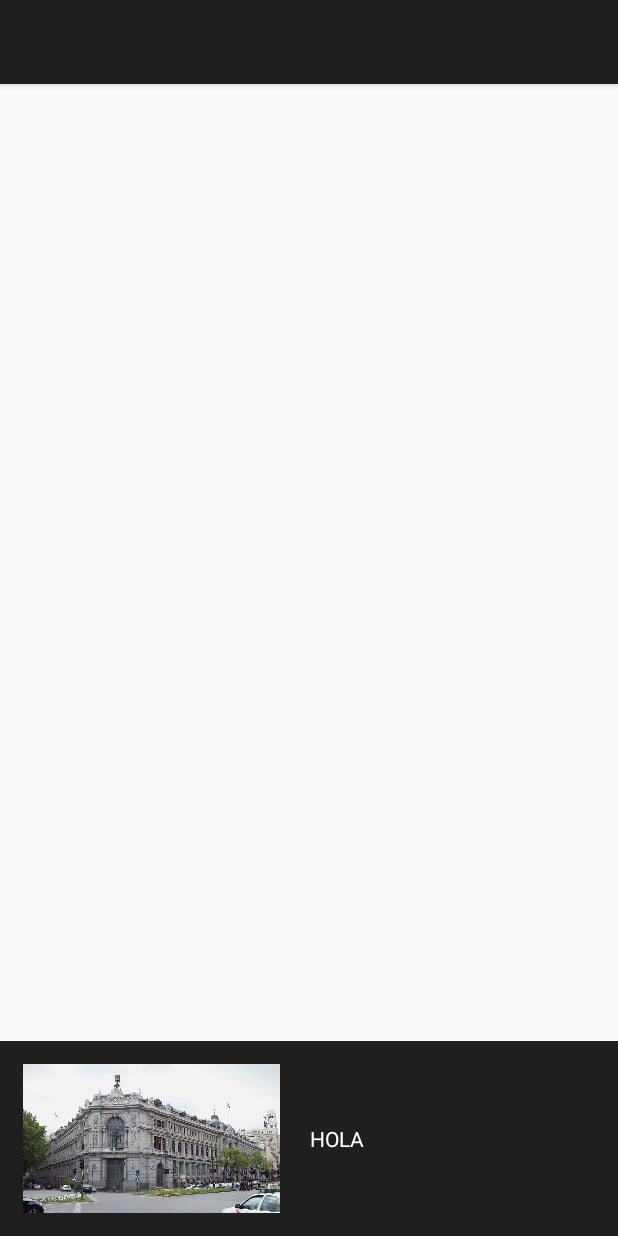
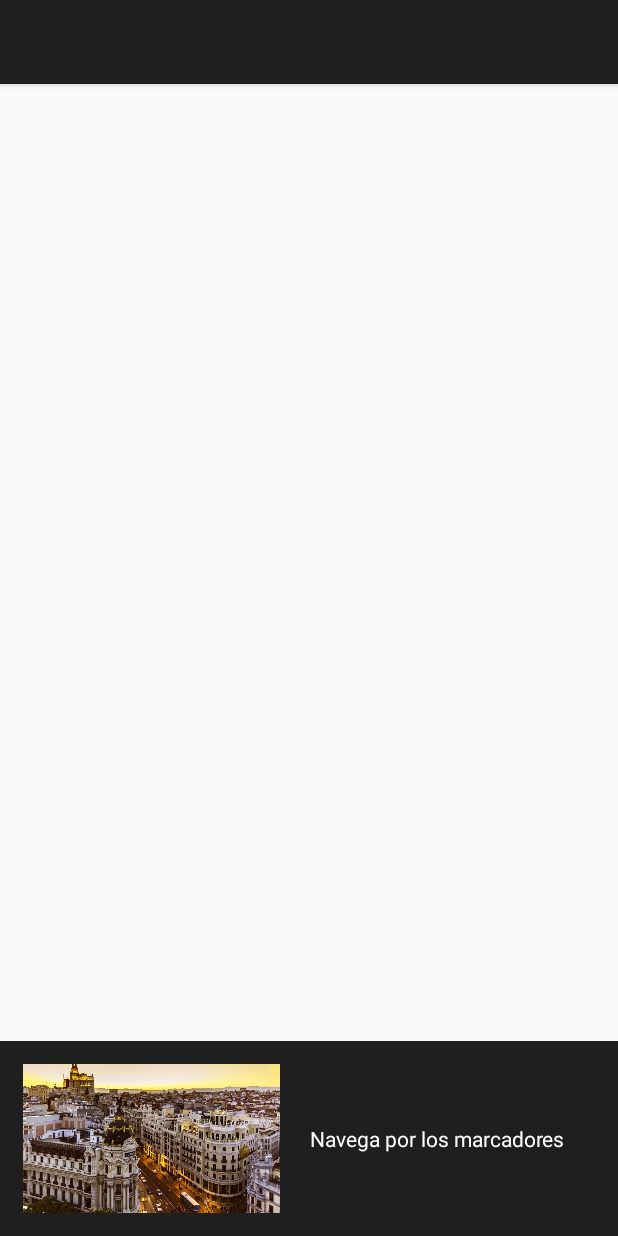
Before and after one commit to GynGyny/MadridEncantadaPFC, an Android app: the screen it shows after launch (PointMapActivity), after a tap on "MAPA", on a phone screen of 412 x 824 dp. Run offline under Robolectric (Android 15) with nearby library versions, the phone set to English and light mode, and no system bars; 3 statements that could not run were skipped.

Commit message:
Revisar los puntos del mapa
Dependiendo del punto del mapa ya muestra la imagen en pequeña

```diff
--- a/app/src/main/AndroidManifest.xml
+++ b/app/src/main/AndroidManifest.xml
@@ -16,6 +16,7 @@
         android:icon="@mipmap/ic_launcher_madrid"
         android:label="@string/app_name"
         android:supportsRtl="true"
+        android:largeHeap="true"
         android:theme="@style/AppTheme">
         <activity
             android:name=".activities.MainActivity"
--- a/app/src/main/java/geo/rutas/madrid/com/madridencantada/activities/AllPointsOfInterestActivity.java
+++ b/app/src/main/java/geo/rutas/madrid/com/madridencantada/activities/AllPointsOfInterestActivity.java
@@ -92,4 +92,7 @@ public class AllPointsOfInterestActivity extends AppCompatActivity {
         intent.putExtra("longitud",lugarItem.getLatitudLongitud().longitude);
         startActivity(intent);
     }
+
+
+
 }
--- a/app/src/main/java/geo/rutas/madrid/com/madridencantada/activities/MainActivity.java
+++ b/app/src/main/java/geo/rutas/madrid/com/madridencantada/activities/MainActivity.java
@@ -78,22 +78,19 @@ public class MainActivity extends AppCompatActivity implements View.OnClickListe
     private void goToMapActitivity() {
         Intent intent = new Intent(this, PointMapActivity.class);
         startActivity(intent);
-        finish();
-
+        overridePendingTransition(android.R.anim.slide_in_left, android.R.anim.slide_out_right);  // TODO ANIMACIONES !!!
     }
 
     private void goToPointOfInterestAcivity() {
         Intent intent = new Intent(this, AllPointsOfInterestActivity.class);
         startActivity(intent);
         overridePendingTransition(android.R.anim.slide_in_left, android.R.anim.slide_out_right);  // TODO ANIMACIONES !!!
-        finish();
     }
 
     private void goToOptionsActivity() {
         Intent intent = new Intent(this, OptionsActivity.class);
         startActivity(intent);
-        finish();
-
+        overridePendingTransition(android.R.anim.slide_in_left, android.R.anim.slide_out_right);  // TODO ANIMACIONES !!!
     }
 
     private void goToAudioGuideActivity() {
--- a/app/src/main/java/geo/rutas/madrid/com/madridencantada/activities/PointMapActivity.java
+++ b/app/src/main/java/geo/rutas/madrid/com/madridencantada/activities/PointMapActivity.java
@@ -2,6 +2,7 @@ package geo.rutas.madrid.com.madridencantada.activities;
 
 import android.Manifest;
 import android.content.Context;
+import android.content.DialogInterface;
 import android.content.Intent;
 import android.content.pm.PackageManager;
 import android.location.Location;
@@ -10,7 +11,9 @@ import android.net.Uri;
 import android.support.v4.app.ActivityCompat;
 import android.support.v4.app.FragmentActivity;
 import android.os.Bundle;
+import android.view.View;
 import android.widget.ImageView;
+import android.widget.LinearLayout;
 import android.widget.TextView;
 
 import com.google.android.gms.appindexing.Action;
@@ -34,7 +37,7 @@ import java.util.List;
 import geo.rutas.madrid.com.madridencantada.R;
 import models.Lugar;
 
-public class PointMapActivity extends FragmentActivity implements OnMapReadyCallback {
+public class PointMapActivity extends FragmentActivity implements OnMapReadyCallback, GoogleMap.OnMarkerClickListener, View.OnClickListener {
 
     private GoogleMap mMap;
     /**
@@ -46,6 +49,7 @@ public class PointMapActivity extends FragmentActivity implements OnMapReadyCall
     private ImageView ivMiniMapPlace;
     private TextView tvMiniMapName;
     private List<Lugar> lugaresList;
+    private LinearLayout llDetailContainter;
 
     List<Marker> markers = new ArrayList<Marker>(); //Lista para los puntos del mapa
 
@@ -72,9 +76,10 @@ public class PointMapActivity extends FragmentActivity implements OnMapReadyCall
 
         ivMiniMapPlace = (ImageView) findViewById(R.id.iv_MiniMapPlace);
         tvMiniMapName = (TextView) findViewById(R.id.tv_MiniMapName);
+        llDetailContainter = (LinearLayout) findViewById(R.id.linear_detail_container);
 
+        llDetailContainter.setOnClickListener(this);
         createData();
-
 
     }
 
@@ -91,14 +96,13 @@ public class PointMapActivity extends FragmentActivity implements OnMapReadyCall
     @Override
     public void onMapReady(GoogleMap googleMap) {
         mMap = googleMap;
+        mMap.setOnMarkerClickListener(this);
         for (int i = 0; i < lugaresList.size(); i++) {
             // Add a marker in -- and move the camera
             LatLng lugar = new LatLng(lugaresList.get(i).getLatitudLongitud().latitude, lugaresList.get(i).getLatitudLongitud().longitude);
             mMap.addMarker(new MarkerOptions().position(lugar).title(lugaresList.get(i).getNombre()));
-
             Marker marker = mMap.addMarker(new MarkerOptions().position(lugar)); //Llenamos el array con los datos
             markers.add(marker);
-
         }
        //markers.size(); //tamaño del array
         //para hacer zoom y que salgan todos los puntos del mapa
@@ -187,4 +191,22 @@ public class PointMapActivity extends FragmentActivity implements OnMapReadyCall
     public void fillView() {   // pintar los datos en la vista
 
     }
+
+
+    @Override
+    public boolean onMarkerClick(Marker marker) {
+        tvMiniMapName.setText(marker.getTitle());
+        for (int i = 0; i < lugaresList.size(); i++){   // Buscamos el lugar cuyo nombre coincida con el título del marcador
+            if (lugaresList.get(i).getNombre().equals(marker.getTitle())){
+                ivMiniMapPlace.setImageResource(lugaresList.get(i).getImagen());
+                break;
+            }
+        }
+        return false;
+    }
+
+    @Override
+    public void onClick(View v) {
+
+    }
 }
--- a/app/src/main/res/layout/content_all_points_of_interest.xml
+++ b/app/src/main/res/layout/content_all_points_of_interest.xml
@@ -16,6 +16,9 @@
     <ListView
         android:id="@+id/lv_lista_lugares"
         android:layout_width="match_parent"
+        android:fastScrollEnabled="true"
+        android:scrollingCache="false"
+        android:animationCache="false"
         android:layout_height="match_parent"></ListView>
 
 
--- a/app/src/main/res/layout/content_point_map.xml
+++ b/app/src/main/res/layout/content_point_map.xml
@@ -5,14 +5,21 @@
     android:layout_height="match_parent"
     android:orientation="vertical">
 
-    <fragment
-        android:id="@+id/map"
-        android:name="com.google.android.gms.maps.SupportMapFragment"
+    <LinearLayout
         android:layout_width="match_parent"
         android:layout_height="match_parent"
-        tools:context="geo.rutas.madrid.com.madridencantada.activities.PointMapActivity" />
+        android:layout_above="@+id/linear_detail_container">
+
+        <fragment
+            android:id="@+id/map"
+            android:name="com.google.android.gms.maps.SupportMapFragment"
+            android:layout_width="match_parent"
+            android:layout_height="match_parent"
+            tools:context="geo.rutas.madrid.com.madridencantada.activities.PointMapActivity" />
+    </LinearLayout>
 
     <LinearLayout
+        android:id="@+id/linear_detail_container"
         android:layout_width="match_parent"
         android:layout_height="130dp"
         android:layout_alignParentBottom="true"
@@ -28,7 +35,7 @@
             android:layout_height="wrap_content"
             android:layout_weight="45"
             android:scaleType="centerCrop"
-            android:src="@drawable/banco_de_espana" />
+            android:src="@drawable/madrid" />
 
         <TextView
             android:id="@+id/tv_MiniMapName"
@@ -37,7 +44,7 @@
             android:layout_weight="55"
             android:gravity="center_vertical"
             android:paddingLeft="20dp"
-            android:text="HOLA"
+            android:text="@string/surf"
             android:textColor="@android:color/white" />
     </LinearLayout>
 </RelativeLayout>
--- a/app/src/main/res/values/strings.xml
+++ b/app/src/main/res/values/strings.xml
@@ -31,6 +31,7 @@
     <string name="how_to_arrive">Cómo llegar</string>
     <string name="listen">Audio</string>
     <string name="key_language" translatable="false">language</string>
+    <string name="surf">Navega por los marcadores</string>
 
     <!--GPS-->
     <string name="gps_network_not_enabled">Red no activada</string>
```
Also changed, not shown: app/src/main/java/adapters/LugarAdapter.java (+14 -4 lines), app/src/main/res/drawable/culo.jpg (added), 2 other files.
